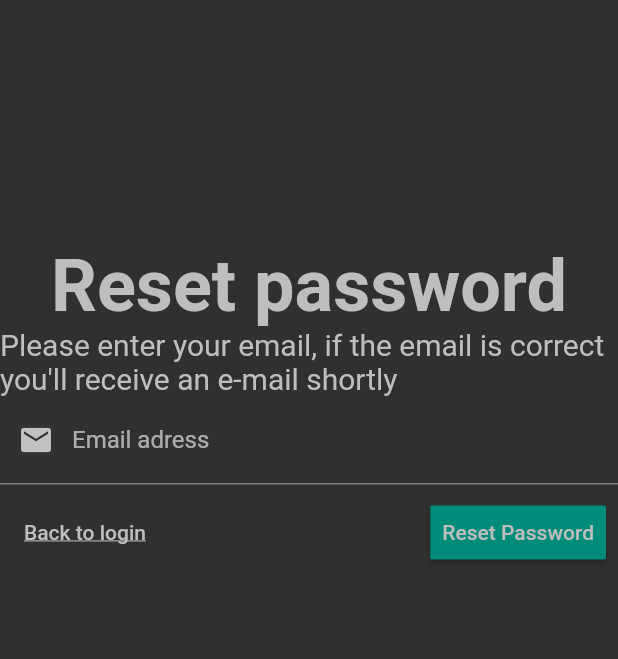
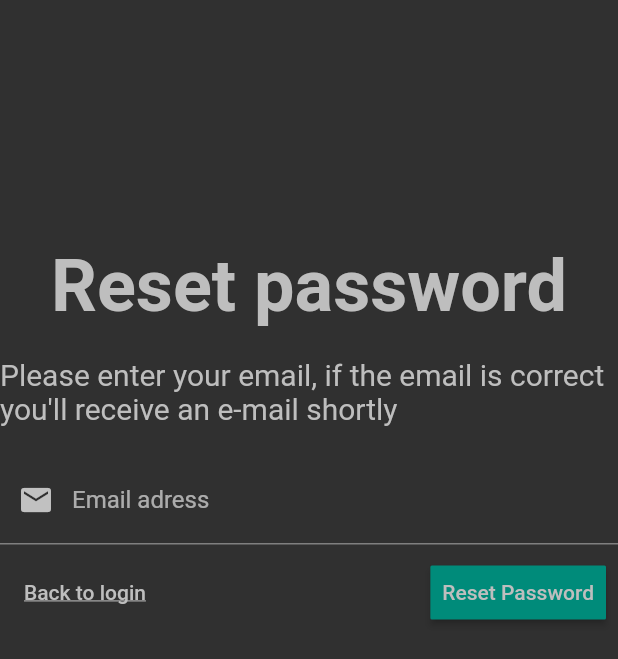
Before and after one commit to TarikvdBerg/super-cyber-task-force, a Flutter app: the screen it shows after launch, after a tap on "Reset password", on a phone screen of 412 x 824 dp. Shown: the top 659 px of the screen. Run offline on Flutter 3.47's test engine with Material 2 defaults, Android fonts, the phone set to English and light mode, and no system bars; network calls fail.

```diff
--- a/lib/application.dart
+++ b/lib/application.dart
@@ -5,6 +5,7 @@ import 'package:SCTFPasswordManager/views/reset_password.dart';
 import 'package:SCTFPasswordManager/groups/add_group.dart';
 import 'package:SCTFPasswordManager/groups/remove_group.dart';
 import 'package:SCTFPasswordManager/groups/edit_group.dart';
+import 'package:SCTFPasswordManager/views/myprofile.dart';
 
 import 'package:flutter/cupertino.dart';
 import 'package:flutter/material.dart';
@@ -43,6 +44,7 @@ class SCTFPasswordManager extends StatelessWidget {
           'AddGroup': (context) => AddGroup(),
           'RemoveGroup': (context) => RemoveGroup(),
           'EditGroup': (context) => EditGroup(),
+          'MyAccount': (context) => MyProfileView(),
         },
         home: Scaffold(),
         );
--- a/lib/views/reset_password.dart
+++ b/lib/views/reset_password.dart
@@ -23,12 +23,14 @@ class ResetPasswordView extends StatelessWidget {
                       fontSize: 48,
                       fontWeight: FontWeight.w700,
                     )),
+                SizedBox(height: 20),
                 Text('Please enter your email, if the email is correct you\'ll receive an e-mail shortly',
                   style: TextStyle(
                     color: Theme.of(context).textTheme.headline2.color,
                     fontSize: 20,
                   )
                 ),
+                SizedBox(height: 20),
                 PasswordResetForm()
               ],
             ),
```
Also changed, not shown: lib/sidebar/sidebar.dart (+2 -5 lines), lib/views/login.dart (+0 -27 lines).
